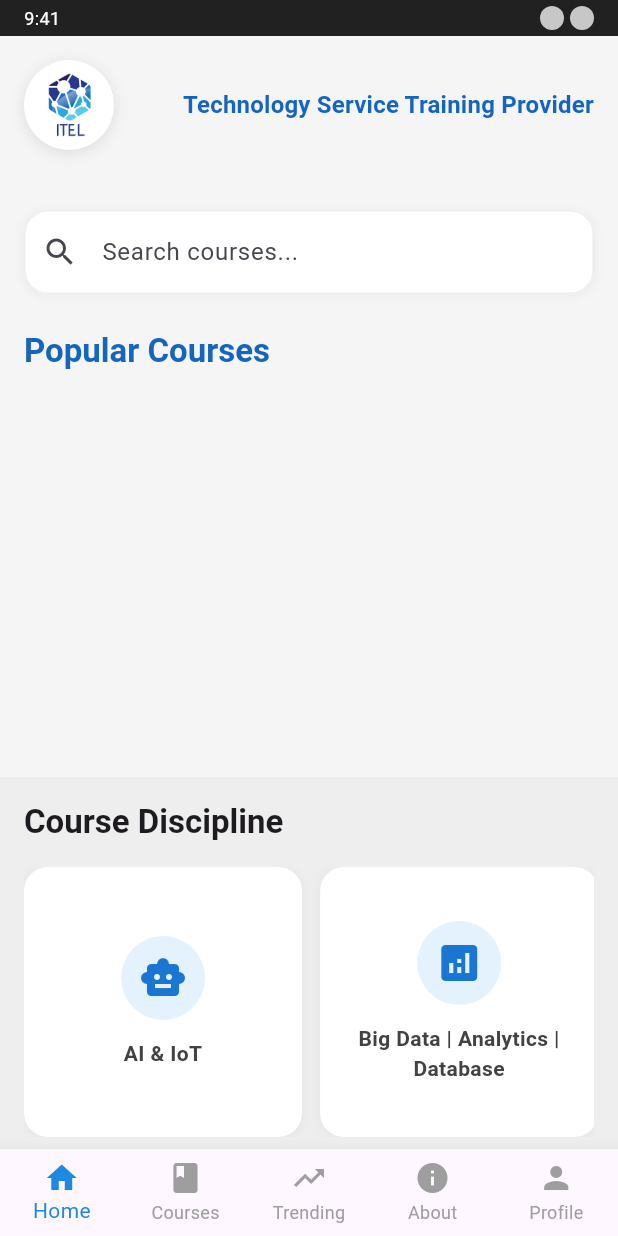
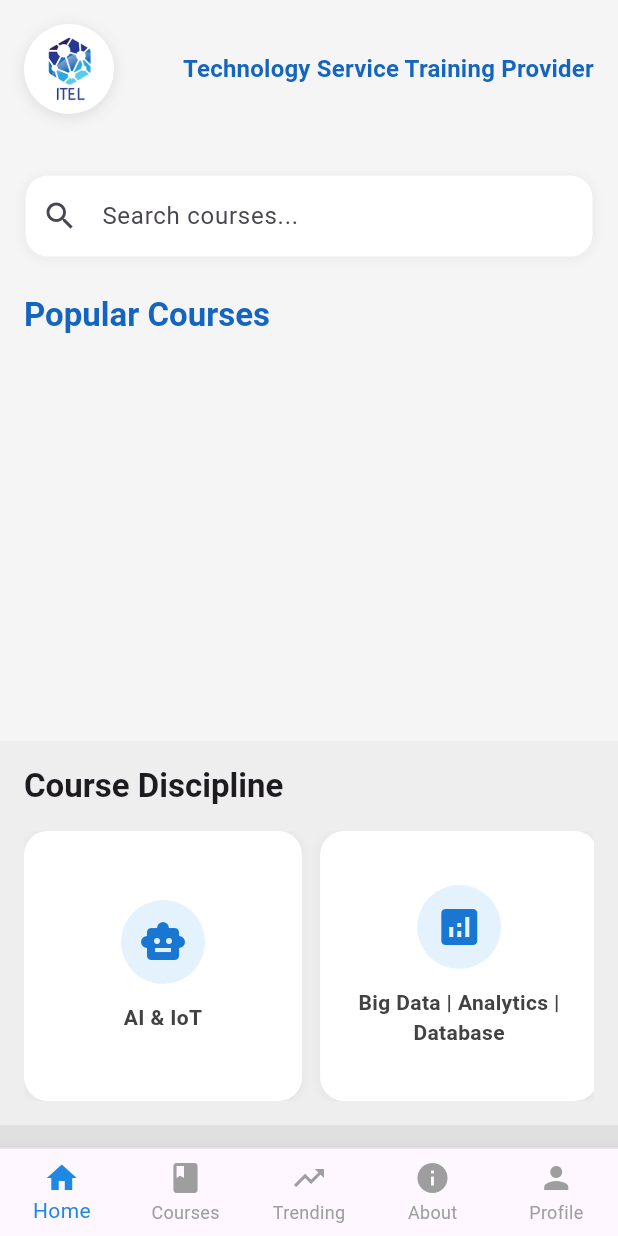
Before and after one commit to AndreasKrist/itel-app-final, a Flutter app: the AppMockup screen opened directly with empty values, on a phone screen of 412 x 824 dp. Run offline on Flutter 3.47's test engine with Material 3 defaults, Android fonts, the phone set to English and light mode, and no system bars; our stand-ins replace cloud_firestore, dio, firebase_auth, firebase_core, google_sign_in, shared_preferences and 2 more; accounts and stored records are empty; Roboto replaces fonts that are missing (Poppins).

```diff
--- a/lib/main.dart
+++ b/lib/main.dart
@@ -187,43 +187,6 @@ class _AppMockupState extends State<AppMockup> {
       body: SafeArea(
         child: Column(
           children: [
-            // Status Bar
-            Container(
-              height: 24,
-              color: Colors.grey[900],
-              padding: const EdgeInsets.symmetric(horizontal: 16),
-              child: Row(
-                mainAxisAlignment: MainAxisAlignment.spaceBetween,
-                children: [
-                  Text(
-                    '9:41',
-                    style: TextStyle(color: Colors.white, fontSize: 12),
-                  ),
-                  Row(
-                    children: [
-                      Container(
-                        width: 16,
-                        height: 16,
-                        margin: const EdgeInsets.only(right: 4),
-                        decoration: BoxDecoration(
-                          color: Colors.white.withOpacity(0.75),
-                          shape: BoxShape.circle,
-                        ),
-                      ),
-                      Container(
-                        width: 16,
-                        height: 16,
-                        decoration: BoxDecoration(
-                          color: Colors.white.withOpacity(0.75),
-                          shape: BoxShape.circle,
-                        ),
-                      ),
-                    ],
-                  ),
-                ],
-              ),
-            ),
-
             // Guest banner (only visible for guest users)
             if (widget.isGuest)
               const GuestBanner(),
```
Also changed, not shown: lib/widgets/course_card.dart (+45 -29 lines).
